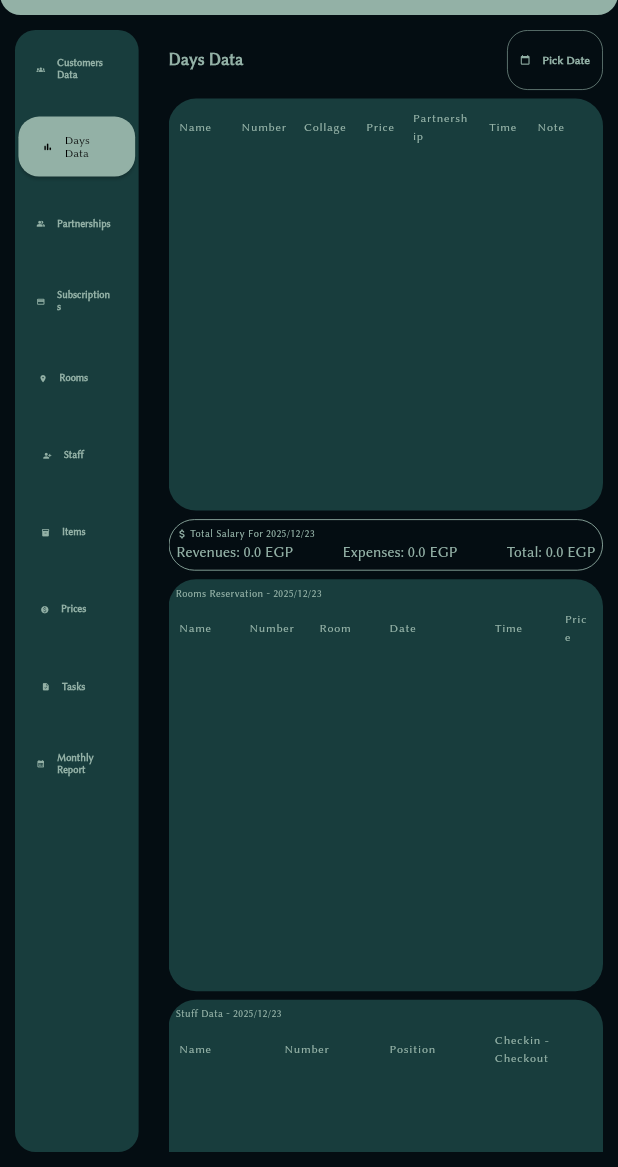
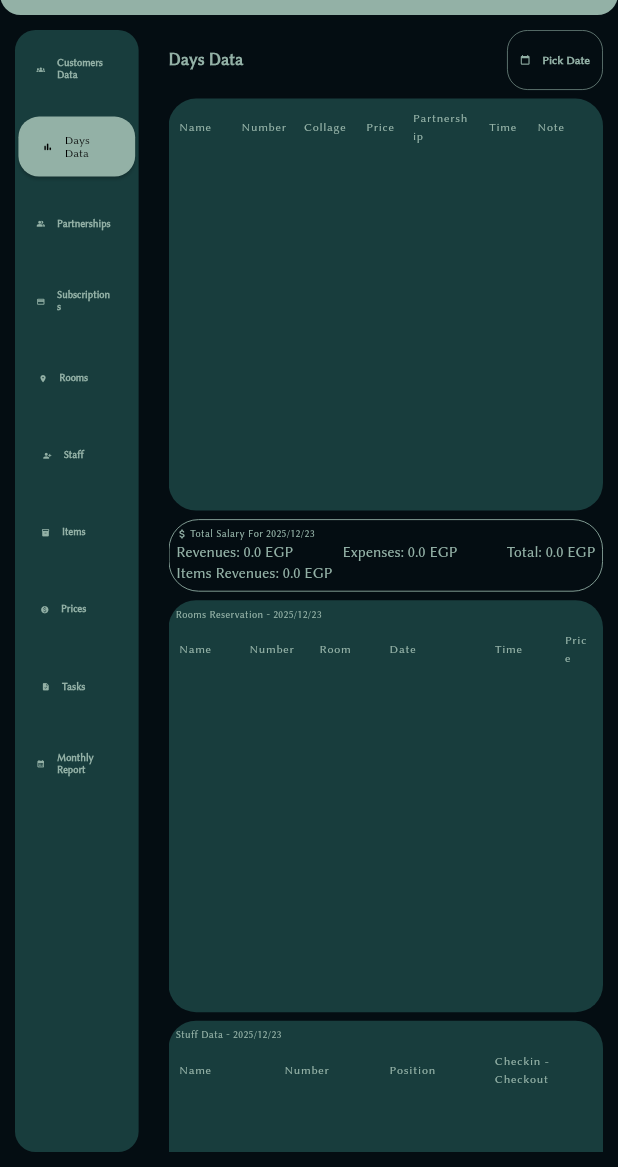
Before and after one commit to captainsero/co_working_space_system_template, a Flutter app: the DashBoard screen opened directly, after a tap on "Days Data", on a phone screen of 412 x 824 dp, the part 69-1236 px from its top. Run offline on Flutter 3.47's test engine with Material 3 defaults, Android fonts, the phone set to English and light mode, and no system bars; our stand-ins replace barcode_widget, bloc, equatable, flutter_bloc, flutter_dotenv, flutter_screenutil and 4 more; missing offline and left inert: window_manager; accounts and stored records are empty.

Commit message:
feat: add items total functionality and integrate into payment processes

```diff
--- a/lib/features/dash_board/screens/days_data/data/supabase_days_data.dart
+++ b/lib/features/dash_board/screens/days_data/data/supabase_days_data.dart
@@ -2,6 +2,7 @@ import 'package:supabase_flutter/supabase_flutter.dart';
 import 'package:team_egypt_v3/core/models/expenses_model.dart';
 import 'package:team_egypt_v3/core/models/reservation_model.dart';
 import 'package:team_egypt_v3/core/models/stuff_model.dart';
+import 'package:team_egypt_v3/core/utils/validators.dart';
 
 class SupabaseDaysData {
   static Future<List<Map<String, dynamic>>> getDayUsers(DateTime date) async {
@@ -180,4 +181,26 @@ class SupabaseDaysData {
       );
     }
   }
+
+  static Future<double> getItemsTotal() async {
+    try {
+      final client = Supabase.instance.client;
+
+      final data = await client
+          .from('days_data')
+          .select('items_total')
+          .eq('date', Validators.choosenDay)
+          .maybeSingle(); // returns null if no row[web:49]
+
+      if (data == null || data['items_total'] == null) {
+        return 0.0;
+      }
+
+      // Cast num to double safely
+      return (data['items_total'] as num).toDouble();
+    } catch (e) {
+      print("Error getting items total: $e");
+      return 0.0;
+    }
+  }
 }
--- a/lib/features/dash_board/screens/days_data/logic/days_data_cubit/days_data_cubit.dart
+++ b/lib/features/dash_board/screens/days_data/logic/days_data_cubit/days_data_cubit.dart
@@ -20,6 +20,7 @@ class DaysDataCubit extends Cubit<DaysDataState> {
       final expenses = await SupabaseDaysData.getExpenses(date);
       final double total = await SupabaseInTeam.getTotal(date);
       final double expensesTotal = await SupabaseDaysData.expensesTotal(date);
+      final double itemsTotal = await SupabaseDaysData.getItemsTotal();
 
       if (isClosed) return;
       emit(
@@ -30,6 +31,7 @@ class DaysDataCubit extends Cubit<DaysDataState> {
           expenses: expenses,
           total: total,
           expensesTotal: expensesTotal,
+          itemsTotal: itemsTotal,
         ),
       );
     } catch (e) {
--- a/lib/features/dash_board/screens/days_data/logic/days_data_cubit/days_data_state.dart
+++ b/lib/features/dash_board/screens/days_data/logic/days_data_cubit/days_data_state.dart
@@ -14,6 +14,7 @@ class DayCustomersLoad extends DaysDataState {
   final List<ExpensesModel> expenses;
   final double total;
   final double expensesTotal;
+  final double itemsTotal;
 
   DayCustomersLoad({
     required this.data,
@@ -22,5 +23,6 @@ class DayCustomersLoad extends DaysDataState {
     required this.expenses,
     required this.total,
     required this.expensesTotal,
+    required this.itemsTotal,
   });
 }
--- a/lib/features/dash_board/screens/days_data/presentation/screen/days_data.dart
+++ b/lib/features/dash_board/screens/days_data/presentation/screen/days_data.dart
@@ -59,11 +59,14 @@ class _DaysDataState extends State<DaysData> {
         double revenues = 0.0;
         double expenses = 0.0;
         double total = 0.0;
+        double itemsTotal = 0.0;
 
         if (state is DayCustomersLoad) {
           customers = state.data;
           revenues = state.total;
           expenses = state.expensesTotal;
+                    itemsTotal = state.itemsTotal;
+
           total = revenues - expenses;
         }
 
@@ -87,6 +90,8 @@ class _DaysDataState extends State<DaysData> {
                 dateFormat: dateFormat,
                 expenses: expenses,
                 revenues: revenues,
+                                itemsTotal: itemsTotal,
+
               ),
 
               RoomsReservationCard(dateFormat: dateFormat),
--- a/lib/features/dash_board/screens/days_data/presentation/widget/total_salary_card.dart
+++ b/lib/features/dash_board/screens/days_data/presentation/widget/total_salary_card.dart
@@ -6,6 +6,7 @@ class TotalSalaryCard extends StatelessWidget {
   final double expenses;
   final double revenues;
   final String dateFormat;
+  final double itemsTotal;
 
   const TotalSalaryCard({
     super.key,
@@ -13,6 +14,7 @@ class TotalSalaryCard extends StatelessWidget {
     required this.dateFormat,
     required this.expenses,
     required this.revenues,
+    required this.itemsTotal,
   });
 
   @override
@@ -65,6 +67,11 @@ class TotalSalaryCard extends StatelessWidget {
               ),
             ],
           ),
+
+          Text(
+            "Items Revenues: $itemsTotal EGP",
+            style: Theme.of(context).textTheme.headlineSmall,
+          ),
         ],
       ),
     );
--- a/lib/features/time_screen/data/supabase_in_team.dart
+++ b/lib/features/time_screen/data/supabase_in_team.dart
@@ -1,6 +1,7 @@
 import 'package:flutter/src/widgets/framework.dart';
 import 'package:supabase_flutter/supabase_flutter.dart';
 import 'package:team_egypt_v3/core/models/users_class.dart';
+import 'package:team_egypt_v3/core/utils/validators.dart';
 import 'package:team_egypt_v3/features/dash_board/screens/customers_data/data/supabase_customers_data.dart';
 import 'package:team_egypt_v3/core/models/in_team_users.dart';
 
@@ -167,4 +168,26 @@ class SupabaseInTeam {
       return false;
     }
   }
+
+  static Future<void> addToItemsTotal(double addValue) async {
+    try {
+      final client = Supabase.instance.client;
+
+      final selectRes = await client
+          .from('days_data')
+          .select('items_total')
+          .eq('date', Validators.choosenDay)
+          .maybeSingle();
+
+      final current = (selectRes?['items_total'] ?? 0) as num;
+      final newTotal = current + addValue;
+
+      await client
+          .from('days_data')
+          .update({'items_total': newTotal})
+          .eq('date', Validators.choosenDay);
+    } catch (e) {
+      print("Error adding items total: $e");
+    }
+  }
 }
```
Also changed, not shown: lib/features/time_screen/logic/time_screen_cubit/time_screen_cubit.dart (+12 -1 lines), lib/features/time_screen/presentation/widgets/customers_column.dart/customer_card/checkout/pay_button.dart (+7 -3 lines), lib/features/time_screen/presentation/widgets/reservations/checkout/reservation_pay_button.dart (+9 -2 lines).
